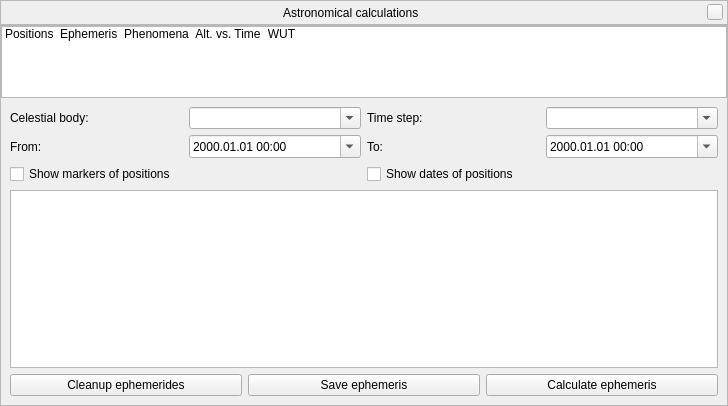
First picture: the form in src/gui/astroCalcDialog.ui, repository 519984307/stellarium_src, before the edit.
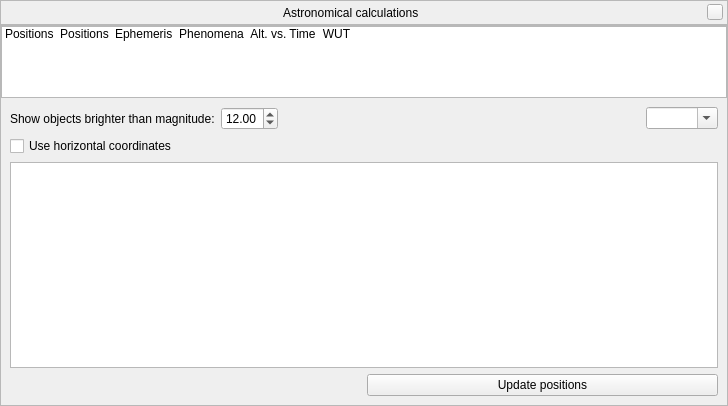
Second picture: the form after the edit. The open tabs and pages were chosen to show the change. Icons and pictures are not drawn. Custom widgets are drawn as their Qt base class.

Commit message: Added calculation of list of visible object for current location (AstroCalc)

```diff
--- a/src/gui/astroCalcDialog.ui
+++ b/src/gui/astroCalcDialog.ui
@@ -205,6 +205,19 @@
           </iconset>
          </property>
         </item>
+        <item>
+         <property name="text">
+          <string>Positions</string>
+         </property>
+         <property name="toolTip">
+          <string>Celestial bodies above horizon</string>
+         </property>
+         <property name="icon">
+          <iconset>
+           <normalon>:/graphicGui/tabicon-AstroCalc-CelPos.png</normalon>
+          </iconset>
+         </property>
+        </item>
         <item>
          <property name="text">
           <string>Ephemeris</string>
@@ -364,6 +377,107 @@
          </layout>
         </widget>
         <widget class="QWidget" name="stackedWidgetPage2">
+         <layout class="QGridLayout" name="gridLayout_2">
+          <item row="3" column="0">
+           <layout class="QHBoxLayout" name="horizontalLayout_15">
+            <item>
+             <widget class="QLabel" name="celestialPositionsTimeLabel">
+              <property name="text">
+               <string/>
+              </property>
+             </widget>
+            </item>
+            <item>
+             <widget class="QPushButton" name="celestialPositionsUpdateButton">
+              <property name="text">
+               <string>Update positions</string>
+              </property>
+             </widget>
+            </item>
+           </layout>
+          </item>
+          <item row="0" column="0">
+           <layout class="QHBoxLayout" name="horizontalLayout_16">
+            <item>
+             <widget class="QLabel" name="celestialMagnitudeLimitLabel">
+              <property name="text">
+               <string>Show objects brighter than magnitude:</string>
+              </property>
+             </widget>
+            </item>
+            <item>
+             <widget class="QDoubleSpinBox" name="celestialMagnitudeDoubleSpinBox">
+              <property name="maximum">
+               <double>25.000000000000000</double>
+              </property>
+              <property name="value">
+               <double>12.000000000000000</double>
+              </property>
+             </widget>
+            </item>
+            <item>
+             <spacer name="horizontalSpacer_2">
+              <property name="orientation">
+               <enum>Qt::Horizontal</enum>
+              </property>
+              <property name="sizeHint" stdset="0">
+               <size>
+                <width>40</width>
+                <height>20</height>
+               </size>
+              </property>
+             </spacer>
+            </item>
+            <item>
+             <widget class="QComboBox" name="celestialCategoryComboBox">
+              <property name="editable">
+               <bool>true</bool>
+              </property>
+              <property name="insertPolicy">
+               <enum>QComboBox::NoInsert</enum>
+              </property>
+             </widget>
+            </item>
+           </layout>
+          </item>
+          <item row="2" column="0">
+           <widget class="QTreeWidget" name="celestialPositionsTreeWidget">
+            <property name="editTriggers">
+             <set>QAbstractItemView::NoEditTriggers</set>
+            </property>
+            <property name="rootIsDecorated">
+             <bool>false</bool>
+            </property>
+            <property name="uniformRowHeights">
+             <bool>true</bool>
+            </property>
+            <property name="itemsExpandable">
+             <bool>false</bool>
+            </property>
+            <property name="sortingEnabled">
+             <bool>true</bool>
+            </property>
+            <property name="expandsOnDoubleClick">
+             <bool>false</bool>
+            </property>
+            <property name="columnCount">
+             <number>0</number>
+            </property>
+            <attribute name="headerShowSortIndicator" stdset="0">
+             <bool>true</bool>
+            </attribute>
+           </widget>
+          </item>
+          <item row="1" column="0">
+           <widget class="QCheckBox" name="horizontalCoordinatesCheckBox">
+            <property name="text">
+             <string>Use horizontal coordinates</string>
+            </property>
+           </widget>
+          </item>
+         </layout>
+        </widget>
+        <widget class="QWidget" name="stackedWidgetPage3">
          <layout class="QGridLayout" name="gridLayout_3">
           <item row="1" column="1">
            <layout class="QHBoxLayout" name="horizontalLayout_4">
```
Left out of the diff: 48 changed lines with no effect on the pictures. The commit also changes 7 other files.
